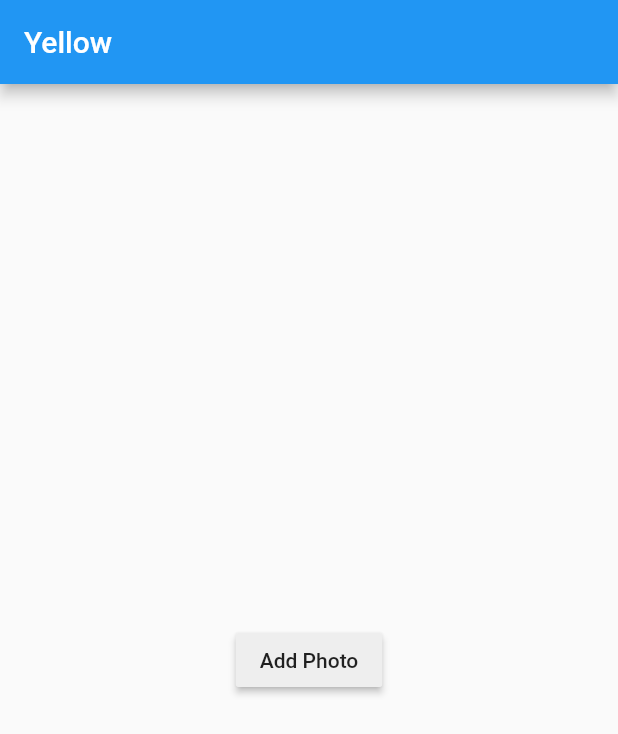
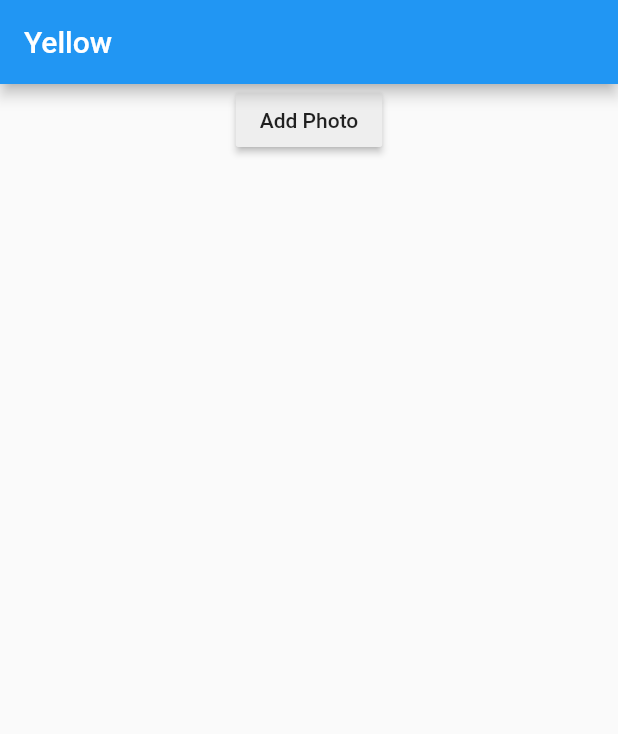
Before and after one commit to wonpyoJang/yellow, a Flutter app: the screen it shows after launch, on a phone screen of 412 x 824 dp. Shown: the top 734 px of the screen. Run offline on Flutter 3.47's test engine with Material 2 defaults, Android fonts, the phone set to English and light mode, and no system bars; our stand-ins replace permission_handler, video_player; missing offline and left inert: photo_gallery.

```diff
--- a/example/lib/main.dart
+++ b/example/lib/main.dart
@@ -33,6 +33,9 @@ class MyHomePage extends StatefulWidget {
 }
 
 class _MyHomePageState extends State<MyHomePage> {
+
+  List<File> imageFiles = [];
+
   @override
   Widget build(BuildContext context) {
     Future<bool> _promptPermissionSetting() async {
@@ -49,15 +52,33 @@ class _MyHomePageState extends State<MyHomePage> {
         appBar: AppBar(
           title: Text(widget.title),
         ),
-        body: Center(
-          child: MaterialButton(
-              onPressed: () async {
-                if (await _promptPermissionSetting()) {
-                  YellowImagePicker.pickImages(context, title: "yellow picker");
-                }
+        body: Column(
+          children: [
+            GridView.builder(
+              shrinkWrap: true,
+              scrollDirection: Axis.vertical,
+              itemCount: imageFiles.length,
+              gridDelegate:
+              SliverGridDelegateWithMaxCrossAxisExtent(
+                  maxCrossAxisExtent: 150,
+                  childAspectRatio: 1,
+                  crossAxisSpacing: 0,
+                  mainAxisSpacing: 0),
+              itemBuilder: (context, index) {
+                return Image.file(imageFiles[index]);
               },
-              color: Colors.grey[200],
-              child: Text("Add Photo")),
+            ),
+            MaterialButton(
+                onPressed: () async {
+                  if (await _promptPermissionSetting()) {
+                    imageFiles = await YellowImagePicker.pickImages(context, title: "yellow picker");
+                    setState(() {
+                    });
+                  }
+                },
+                color: Colors.grey[200],
+                child: Text("Add Photo")),
+          ],
         ));
   }
 }
--- a/lib/src/yellow_image_picker.dart
+++ b/lib/src/yellow_image_picker.dart
@@ -49,6 +49,7 @@ class YellowImagePicker {
                       ),
                       GestureDetector(
                         onTap: () {
+                          isConfirmed = true;
                           exitYellowPicker(context);
                         },
                         child: Container(
```
